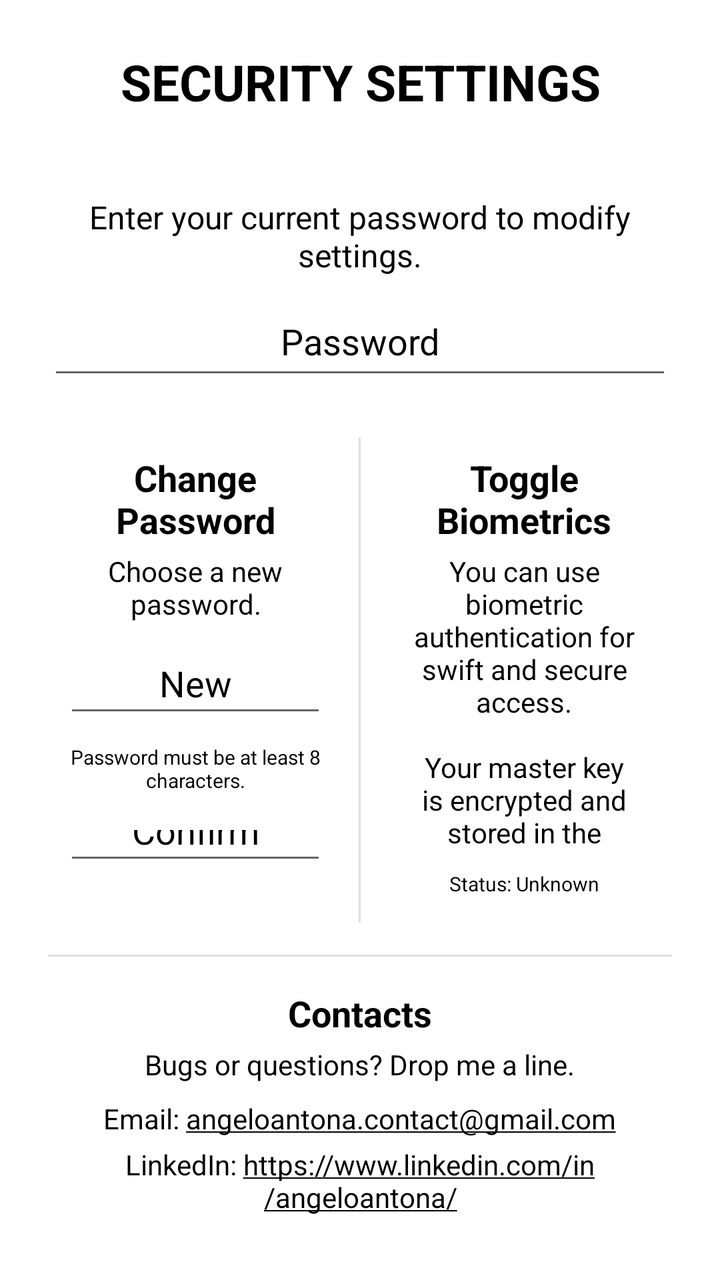
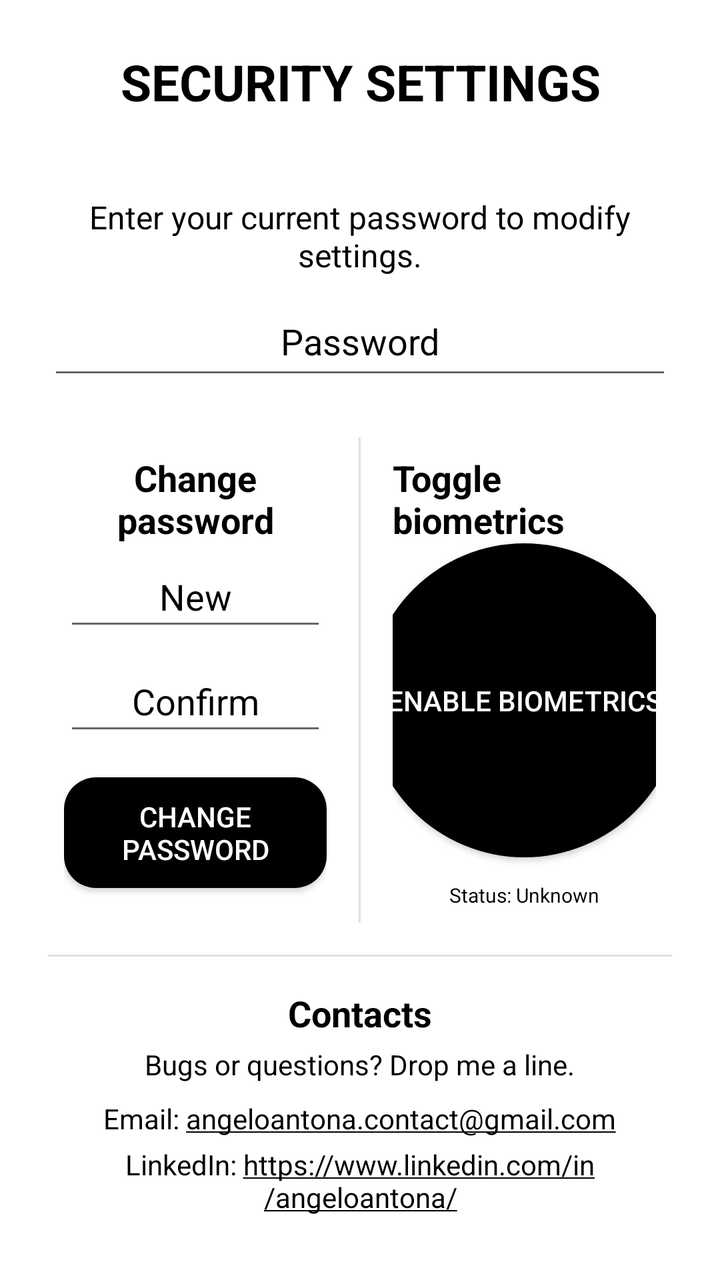

Screens rendered from an Android XML layout before and after an edit, with the pre-edit source and the edit as a unified diff.
<!-- AndroidManifest.xml: application theme Theme.SuperSecureNotes -->
<!-- res/layout/activity_mod_lock.xml -->
<?xml version="1.0" encoding="utf-8"?>
<LinearLayout
    xmlns:android="http://schemas.android.com/apk/res/android"
    android:layout_width="match_parent"
    android:layout_height="match_parent"
    android:orientation="vertical"
    android:background="?android:colorBackground"
    android:padding="24dp">

    
    <TextView
        android:id="@+id/screenTitle"
        android:layout_width="wrap_content"
        android:layout_height="wrap_content"
        android:text="SECURITY SETTINGS"
        android:textStyle="bold"
        android:textSize="25sp"
        android:textColor="?android:textColorPrimary"
        android:layout_gravity="center_horizontal"
        android:gravity="center"
        android:layout_marginBottom="40dp" />

    
    <TextView
        android:id="@+id/currentPasswordInstruction"
        android:layout_width="wrap_content"
        android:layout_height="wrap_content"
        android:layout_gravity="center_horizontal"
        android:gravity="center"
        android:layout_marginBottom="8dp"
        android:text="Enter your current password to modify settings."
        android:textColor="?android:textColorPrimary"
        android:textSize="16sp" />

    
    <EditText
        android:id="@+id/previousPasswordEditText"
        android:layout_width="match_parent"
        android:layout_height="wrap_content"
        android:hint="Password"
        android:inputType="textPassword"
        android:padding="12dp"
        android:gravity="center"
        android:textColor="?android:textColorPrimary"
        android:textColorHint="?android:textColorPrimary"
        android:layout_marginBottom="24dp" />

    
    <LinearLayout
        android:layout_width="match_parent"
        android:layout_height="0dp"
        android:layout_weight="1"
        android:orientation="horizontal">

        
        <LinearLayout
            android:layout_width="0dp"
            android:layout_height="match_parent"
            android:layout_weight="1"
            android:orientation="vertical"
            android:padding="8dp">

            
            <TextView
                android:id="@+id/changePasswordHeader"
                android:layout_width="wrap_content"
                android:layout_height="wrap_content"
                android:text="Change Password"
                android:textStyle="bold"
                android:textSize="18sp"
                android:textColor="?android:textColorPrimary"
                android:layout_gravity="center_horizontal"
                android:gravity="center"
                android:layout_marginBottom="4dp" />

            <TextView
                android:id="@+id/changePasswordInstruction"
                android:layout_width="wrap_content"
                android:layout_height="wrap_content"
                android:text="Choose a new password."
                android:textSize="14sp"
                android:textColor="?android:textColorPrimary"
                android:layout_gravity="center_horizontal"
                android:gravity="center"
                android:layout_marginBottom="8dp" />

            
            <EditText
                android:id="@+id/newPasswordEditText"
                android:layout_width="match_parent"
                android:layout_height="wrap_content"
                android:hint="New"
                android:inputType="textPassword"
                android:padding="10dp"
                android:gravity="center"
                android:textColor="?android:textColorPrimary"
                android:textColorHint="?android:textColorPrimary"
                android:layout_marginBottom="8dp" />

            
            <TextView
                android:id="@+id/passwordStrengthTextView"
                android:layout_width="wrap_content"
                android:layout_height="wrap_content"
                android:text="Password must be at least 8 characters."
                android:textSize="10sp"
                android:textColor="?android:textColorPrimary"
                android:layout_gravity="center_horizontal"
                android:gravity="center"
                android:layout_marginBottom="8dp" />

            
            <EditText
                android:id="@+id/repeatNewPasswordEditText"
                android:layout_width="match_parent"
                android:layout_height="wrap_content"
                android:hint="Confirm"
                android:inputType="textPassword"
                android:padding="10dp"
                android:gravity="center"
                android:textColor="?android:textColorPrimary"
                android:textColorHint="?android:textColorPrimary"
                android:layout_marginBottom="16dp" />

            
            <Button
                android:id="@+id/savePasswordButton"
                android:layout_width="wrap_content"
                android:layout_height="wrap_content"
                android:text="Change Password"
                android:background="@drawable/rounded_button"
                android:padding="10dp"
                android:textColor="?android:colorBackground"
                android:layout_gravity="center_horizontal" />
        </LinearLayout>

        
        <View
            android:layout_width="1dp"
            android:layout_height="match_parent"
            android:layout_marginHorizontal="8dp"
            android:background="?android:dividerHorizontal" />

        
        <LinearLayout
            android:layout_width="0dp"
            android:layout_height="match_parent"
            android:layout_weight="1"
            android:orientation="vertical"
            android:padding="8dp">

            
            <TextView
                android:id="@+id/biometricHeader"
                android:layout_width="wrap_content"
                android:layout_height="wrap_content"
                android:text="Toggle Biometrics"
                android:textStyle="bold"
                android:textSize="18sp"
                android:textColor="?android:textColorPrimary"
                android:layout_gravity="center_horizontal"
                android:gravity="center"
                android:layout_marginBottom="4dp" />

            <TextView
                android:id="@+id/biometricInstruction"
                android:layout_width="wrap_content"
                android:layout_height="151dp"
                android:layout_gravity="center_horizontal"
                android:layout_marginBottom="8dp"
                android:gravity="center"
                android:text="You can use biometric authentication for swift and secure access.\n\nYour master key is encrypted and stored in the hardware-backed Android Keystore."
                android:textColor="?android:textColorPrimary"
                android:textSize="14sp" />

            
            <TextView
                android:id="@+id/biometricStatusTextView"
                android:layout_width="wrap_content"
                android:layout_height="wrap_content"
                android:layout_gravity="center_horizontal"
                android:gravity="center"
                android:text="Status: Unknown"
                android:textColor="?android:textColorPrimary"
                android:textSize="10sp" />

            <Button
                android:id="@+id/enableBiometricButton"
                android:layout_width="wrap_content"
                android:layout_height="wrap_content"
                android:layout_gravity="center_horizontal"
                android:layout_marginBottom="8dp"
                android:background="@drawable/rounded_button"
                android:padding="10dp"
                android:text="Enable Biometrics"
                android:textColor="?android:colorBackground" />

        </LinearLayout>
    </LinearLayout>

    
    <View
        android:layout_width="match_parent"
        android:layout_height="1dp"
        android:layout_marginVertical="16dp"
        android:background="?android:dividerHorizontal" />

    
    <LinearLayout
        android:layout_width="match_parent"
        android:layout_height="wrap_content"
        android:orientation="vertical"
        android:gravity="center_horizontal">

        <TextView
            android:id="@+id/contactsHeader"
            android:layout_width="wrap_content"
            android:layout_height="wrap_content"
            android:text="Contacts"
            android:textStyle="bold"
            android:textSize="18sp"
            android:textColor="?android:textColorPrimary"
            android:gravity="center"
            android:layout_marginBottom="4dp" />

        
        <TextView
            android:id="@+id/contactPrompt"
            android:layout_width="wrap_content"
            android:layout_height="wrap_content"
            android:text="Bugs or questions? Drop me a line."
            android:textSize="14sp"
            android:textColor="?android:textColorPrimary"
            android:gravity="center"
            android:layout_marginBottom="8dp" />

        <TextView
            android:id="@+id/emailInfo"
            android:layout_width="wrap_content"
            android:layout_height="wrap_content"
            android:text="Email: angeloantona.contact@gmail.com"
            android:autoLink="email"
            android:linksClickable="true"
            android:textColor="?android:textColorPrimary"
            android:textSize="14sp"
            android:gravity="center"
            android:layout_marginBottom="4dp" />

        <TextView
            android:id="@+id/linkedinInfo"
            android:layout_width="wrap_content"
            android:layout_height="wrap_content"
            android:text="LinkedIn: https://www.linkedin.com/in/angeloantona/"
            android:autoLink="web"
            android:linksClickable="true"
            android:textColor="?android:textColorPrimary"
            android:textSize="14sp"
            android:gravity="center"
            android:layout_marginBottom="8dp" />
    </LinearLayout>
</LinearLayout>
<!-- resources referenced by this layout -->
<resources>
  <!-- drawable rounded_button (drawable) -->
  <shape xmlns:android="http://schemas.android.com/apk/res/android">
      
      <solid android:color="?android:attr/textColorPrimary" />
  
      
      <corners android:radius="16dp" />
  </shape>
  <style name="Theme.SuperSecureNotes" parent="Theme.AppCompat.Light.NoActionBar">
          <item name="android:colorBackground">@color/primaryBackgroundColor</item>
          <item name="android:windowLayoutInDisplayCutoutMode">shortEdges</item>
          <item name="android:textColorPrimary">@color/primaryTextColor</item>
          <item name="colorPrimaryDark">@color/primaryBackgroundColor</item>
          <item name="colorAccent">@color/black</item>
  
          
          <item name="actionModeBackground">@color/primaryBackgroundColor</item>
          <item name="actionModeSplitBackground">@color/primaryBackgroundColor</item>
          <item name="actionModeCloseDrawable">@android:drawable/ic_menu_close_clear_cancel</item>
          <item name="android:windowDrawsSystemBarBackgrounds">true</item>
          <item name="android:statusBarColor">@color/primaryBackgroundColor</item>
          <item name="android:navigationBarColor">@color/primaryBackgroundColor</item>
  
          
          <item name="alertDialogTheme">@style/CustomAlertDialogTheme.Light</item>
      </style>
  <color name="primaryBackgroundColor">#FFFFFF</color>
  <color name="primaryTextColor">#000000</color>
  <color name="black">#000000</color>
  <style name="CustomAlertDialogTheme.Light" parent="ThemeOverlay.AppCompat.Dialog.Alert">
          <item name="android:colorBackground">@color/primaryBackgroundColor</item>
          <item name="android:textColorPrimary">@color/primaryTextColor</item>
      </style>
</resources>

<!-- the commit's change to res/layout/activity_mod_lock.xml (unified diff, before → after) -->
@@ -65,7 +65,7 @@
                 android:id="@+id/changePasswordHeader"
                 android:layout_width="wrap_content"
                 android:layout_height="wrap_content"
-                android:text="Change Password"
+                android:text="Change password"
                 android:textStyle="bold"
                 android:textSize="18sp"
                 android:textColor="?android:textColorPrimary"
@@ -73,18 +73,8 @@
                 android:gravity="center"
                 android:layout_marginBottom="4dp" />
 
-            <TextView
-                android:id="@+id/changePasswordInstruction"
-                android:layout_width="wrap_content"
-                android:layout_height="wrap_content"
-                android:text="Choose a new password."
-                android:textSize="14sp"
-                android:textColor="?android:textColorPrimary"
-                android:layout_gravity="center_horizontal"
-                android:gravity="center"
-                android:layout_marginBottom="8dp" />
-
-            
+            
+
             <EditText
                 android:id="@+id/newPasswordEditText"
                 android:layout_width="match_parent"
@@ -98,16 +88,6 @@
                 android:layout_marginBottom="8dp" />
 
             
-            <TextView
-                android:id="@+id/passwordStrengthTextView"
-                android:layout_width="wrap_content"
-                android:layout_height="wrap_content"
-                android:text="Password must be at least 8 characters."
-                android:textSize="10sp"
-                android:textColor="?android:textColorPrimary"
-                android:layout_gravity="center_horizontal"
-                android:gravity="center"
-                android:layout_marginBottom="8dp" />
 
             
             <EditText
@@ -123,6 +103,7 @@
                 android:layout_marginBottom="16dp" />
 
             
+
             <Button
                 android:id="@+id/savePasswordButton"
                 android:layout_width="wrap_content"
@@ -132,6 +113,20 @@
                 android:padding="10dp"
                 android:textColor="?android:colorBackground"
                 android:layout_gravity="center_horizontal" />
+
+            <TextView
+                android:id="@+id/passwordStrengthTextView"
+                android:layout_width="wrap_content"
+                android:layout_height="wrap_content"
+                android:layout_gravity="center_horizontal"
+                android:layout_marginBottom="8dp"
+                android:gravity="center"
+                android:paddingTop="12dp"
+
+                android:text="Password must be at least 8 characters."
+                android:textColor="?android:textColorPrimary"
+                android:textSize="10sp" />
+
         </LinearLayout>
 
         
@@ -153,47 +148,36 @@
             <TextView
                 android:id="@+id/biometricHeader"
                 android:layout_width="wrap_content"
-                android:layout_height="wrap_content"
-                android:text="Toggle Biometrics"
-                android:textStyle="bold"
+                android:layout_height="41dp"
+                android:layout_gravity="center_horizontal"
+                android:layout_marginBottom="4dp"
+                android:gravity="top"
+                android:text="Toggle biometrics"
+                android:textColor="?android:textColorPrimary"
                 android:textSize="18sp"
-                android:textColor="?android:textColorPrimary"
-                android:layout_gravity="center_horizontal"
-                android:gravity="center"
-                android:layout_marginBottom="4dp" />
-
-            <TextView
-                android:id="@+id/biometricInstruction"
-                android:layout_width="wrap_content"
-                android:layout_height="151dp"
-                android:layout_gravity="center_horizontal"
-                android:layout_marginBottom="8dp"
-                android:gravity="center"
-                android:text="You can use biometric authentication for swift and secure access.\n\nYour master key is encrypted and stored in the hardware-backed Android Keystore."
-                android:textColor="?android:textColorPrimary"
-                android:textSize="14sp" />
-
-            
-            <TextView
-                android:id="@+id/biometricStatusTextView"
-                android:layout_width="wrap_content"
-                android:layout_height="wrap_content"
-                android:layout_gravity="center_horizontal"
-                android:gravity="center"
-                android:text="Status: Unknown"
-                android:textColor="?android:textColorPrimary"
-                android:textSize="10sp" />
+                android:textStyle="bold" />
+
+            
 
             <Button
                 android:id="@+id/enableBiometricButton"
-                android:layout_width="wrap_content"
-                android:layout_height="wrap_content"
-                android:layout_gravity="center_horizontal"
-                android:layout_marginBottom="8dp"
-                android:background="@drawable/rounded_button"
-                android:padding="10dp"
+                android:layout_width="157dp"
+                android:layout_height="157dp"
+                android:layout_gravity="center_horizontal"
+                android:background="@drawable/round_button"
                 android:text="Enable Biometrics"
                 android:textColor="?android:colorBackground" />
+
+            <TextView
+                android:id="@+id/biometricStatusTextView"
+                android:layout_width="wrap_content"
+                android:layout_height="wrap_content"
+                android:layout_gravity="center_horizontal"
+                android:gravity="center"
+                android:text="Status: Unknown"
+                android:paddingTop="12dp"
+                android:textColor="?android:textColorPrimary"
+                android:textSize="10sp" />
 
         </LinearLayout>
     </LinearLayout>
<!-- resource entries referenced after the edit -->
@@ -1,5 +1,11 @@
 <!-- resources referenced by this layout -->
 <resources>
+  <!-- drawable round_button (drawable) -->
+  <?xml version="1.0" encoding="utf-8"?>
+  <shape xmlns:android="http://schemas.android.com/apk/res/android"
+      android:shape="oval">
+      <solid android:color="?android:attr/textColorPrimary" />
+  </shape>
   <!-- drawable rounded_button (drawable) -->
   <shape xmlns:android="http://schemas.android.com/apk/res/android">
       
